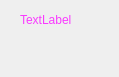
First picture: the form in table.ui, repository aj501/NickBilliardsPrjQT, before the edit.
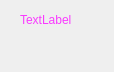
Second picture: the form after the edit.

Commit message: Updat Bill Calculation and Transfer Table feature.

What changed in the file:
```diff
--- a/table.ui
+++ b/table.ui
@@ -6,8 +6,8 @@
    <rect>
     <x>0</x>
     <y>0</y>
-    <width>119</width>
-    <height>77</height>
+    <width>114</width>
+    <height>72</height>
    </rect>
   </property>
   <property name="focusPolicy">
@@ -45,7 +45,7 @@
      <x>60</x>
      <y>40</y>
      <width>41</width>
-     <height>20</height>
+     <height>16</height>
     </rect>
    </property>
    <property name="styleSheet">
```
The commit also changes 9 other files.
